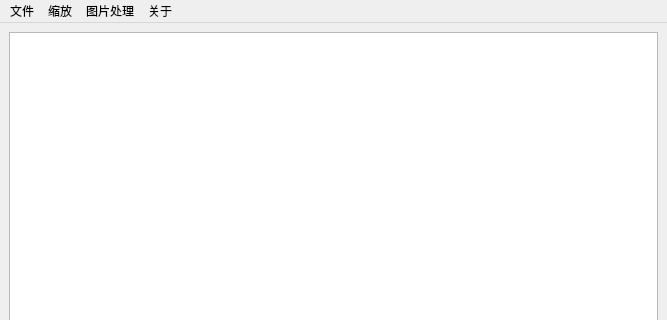
First picture: the form in mainwindow.ui, repository iHe1u0/ResizePicture, before the edit; both pictures show x 0 to 667 and y 0 to 320 of the 667 by 480 pixel window.
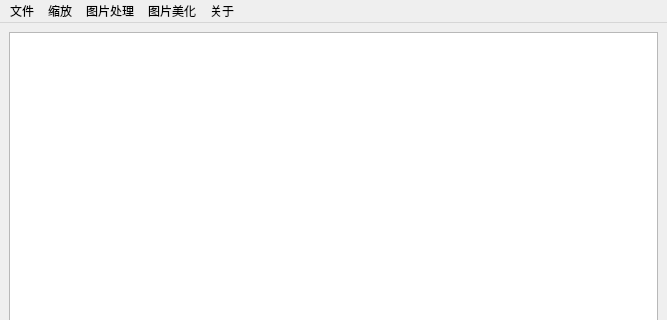
Second picture: the form after the edit.

Patch:
```diff
--- a/mainwindow.ui
+++ b/mainwindow.ui
@@ -74,9 +74,16 @@
     </property>
     <addaction name="actionShowAbout"/>
    </widget>
+   <widget class="QMenu" name="menu_2">
+    <property name="title">
+     <string>图片美化</string>
+    </property>
+    <addaction name="actionDenoising"/>
+   </widget>
    <addaction name="menuFile"/>
    <addaction name="menuZoom"/>
    <addaction name="menu"/>
+   <addaction name="menu_2"/>
    <addaction name="menuAbout"/>
   </widget>
   <widget class="QStatusBar" name="statusbar">
```
Left out of the diff: 38 changed lines with no effect on the pictures.
